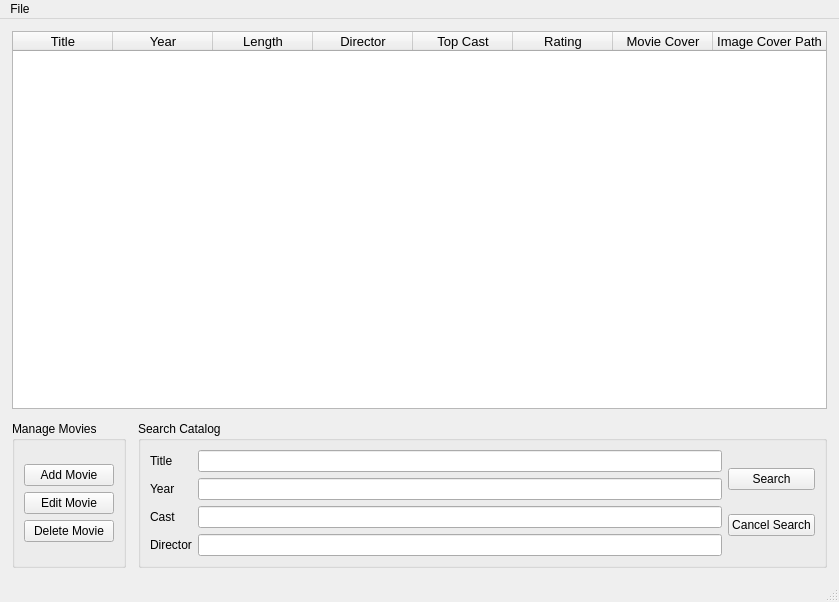
This is mainwindow.ui in filip-ba/movie-archive as Qt 5 draws it before an edit. The edited form follows.
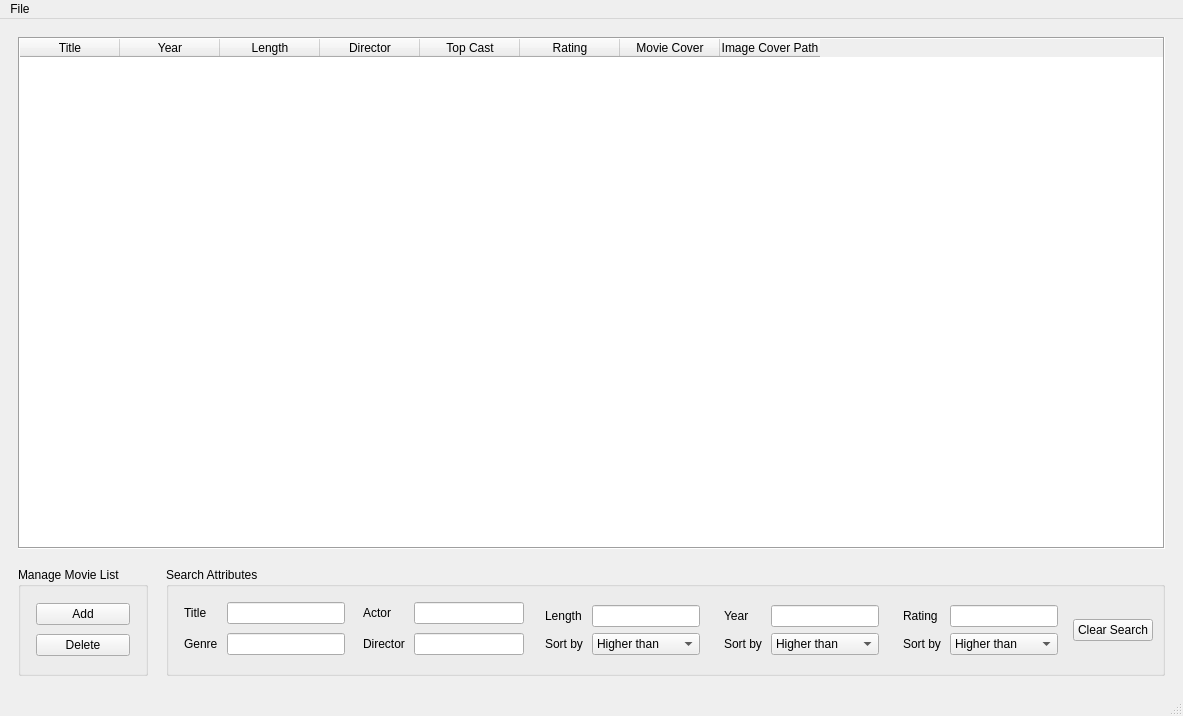
This is the edited form.

Commit message: Search functionality

The edit to the form file:
```diff
--- a/mainwindow.ui
+++ b/mainwindow.ui
@@ -6,8 +6,8 @@
    <rect>
     <x>0</x>
     <y>0</y>
-    <width>839</width>
-    <height>602</height>
+    <width>1183</width>
+    <height>716</height>
    </rect>
   </property>
   <property name="windowTitle">
@@ -16,27 +16,30 @@
   <widget class="QWidget" name="centralwidget">
    <layout class="QVBoxLayout" name="verticalLayout_4">
     <property name="spacing">
-     <number>12</number>
+     <number>18</number>
     </property>
     <property name="leftMargin">
-     <number>12</number>
+     <number>18</number>
     </property>
     <property name="topMargin">
-     <number>12</number>
+     <number>18</number>
     </property>
     <property name="rightMargin">
-     <number>12</number>
+     <number>18</number>
     </property>
     <property name="bottomMargin">
-     <number>12</number>
+     <number>18</number>
     </property>
     <item>
      <widget class="QTableWidget" name="tableWidget">
       <property name="font">
        <font>
-        <pointsize>10</pointsize>
+        <pointsize>9</pointsize>
        </font>
       </property>
+      <property name="frameShape">
+       <enum>QFrame::Box</enum>
+      </property>
       <property name="sizeAdjustPolicy">
        <enum>QAbstractScrollArea::AdjustIgnored</enum>
       </property>
@@ -52,59 +55,108 @@
       <property name="showGrid">
        <bool>true</bool>
       </property>
+      <property name="gridStyle">
+       <enum>Qt::SolidLine</enum>
+      </property>
       <property name="sortingEnabled">
        <bool>true</bool>
       </property>
       <property name="cornerButtonEnabled">
-       <bool>true</bool>
+       <bool>false</bool>
       </property>
+      <attribute name="horizontalHeaderMinimumSectionSize">
+       <number>40</number>
+      </attribute>
       <attribute name="horizontalHeaderStretchLastSection">
-       <bool>true</bool>
+       <bool>false</bool>
       </attribute>
       <column>
        <property name="text">
         <string>Title</string>
        </property>
+       <property name="font">
+        <font>
+         <pointsize>9</pointsize>
+        </font>
+       </property>
       </column>
       <column>
        <property name="text">
         <string>Year</string>
        </property>
+       <property name="font">
+        <font>
+         <pointsize>9</pointsize>
+        </font>
+       </property>
       </column>
       <column>
        <property name="text">
         <string>Length</string>
        </property>
+       <property name="font">
+        <font>
+         <pointsize>9</pointsize>
+        </font>
+       </property>
       </column>
       <column>
        <property name="text">
         <string>Director</string>
        </property>
+       <property name="font">
+        <font>
+         <pointsize>9</pointsize>
+        </font>
+       </property>
       </column>
       <column>
        <property name="text">
         <string>Top Cast</string>
        </property>
+       <property name="font">
+        <font>
+         <pointsize>9</pointsize>
+        </font>
+       </property>
       </column>
       <column>
        <property name="text">
         <string>Rating</string>
        </property>
+       <property name="font">
+        <font>
+         <pointsize>9</pointsize>
+        </font>
+       </property>
       </column>
       <column>
        <property name="text">
         <string>Movie Cover</string>
        </property>
+       <property name="font">
+        <font>
+         <pointsize>9</pointsize>
+        </font>
+       </property>
       </column>
       <column>
        <property name="text">
         <string>Image Cover Path</string>
        </property>
+       <property name="font">
+        <font>
+         <pointsize>9</pointsize>
+        </font>
+       </property>
       </column>
      </widget>
     </item>
     <item>
      <layout class="QHBoxLayout" name="horizontalLayout_2">
+      <property name="spacing">
+       <number>18</number>
+      </property>
       <item>
        <widget class="QGroupBox" name="groupBox">
         <property name="sizePolicy">
@@ -120,29 +172,40 @@
          </size>
         </property>
         <property name="title">
-         <string>Manage Movies</string>
+         <string>Manage Movie List</string>
         </property>
         <layout class="QVBoxLayout" name="verticalLayout_2">
+         <property name="spacing">
+          <number>6</number>
+         </property>
          <item>
           <layout class="QVBoxLayout" name="verticalLayout">
+           <property name="spacing">
+            <number>9</number>
+           </property>
+           <property name="leftMargin">
+            <number>6</number>
+           </property>
+           <property name="topMargin">
+            <number>6</number>
+           </property>
+           <property name="rightMargin">
+            <number>6</number>
+           </property>
+           <property name="bottomMargin">
+            <number>6</number>
+           </property>
            <item>
             <widget class="QPushButton" name="btnAddMovie">
              <property name="text">
-              <string>Add Movie</string>
-             </property>
-            </widget>
-           </item>
-           <item>
-            <widget class="QPushButton" name="btnEditMovie">
-             <property name="text">
-              <string>Edit Movie</string>
+              <string>Add</string>
              </property>
             </widget>
            </item>
            <item>
             <widget class="QPushButton" name="btnDeleteMovie">
              <property name="text">
-              <string>Delete Movie</string>
+              <string>Delete</string>
              </property>
             </widget>
            </item>
@@ -166,11 +229,29 @@
          </size>
         </property>
         <property name="title">
-         <string>Search Catalog</string>
+         <string>Search Attributes</string>
         </property>
         <layout class="QHBoxLayout" name="horizontalLayout">
          <item>
           <layout class="QFormLayout" name="formLayout">
+           <property name="horizontalSpacing">
+            <number>9</number>
+           </property>
+           <property name="verticalSpacing">
+            <number>9</number>
+           </property>
+           <property name="leftMargin">
+            <number>6</number>
+           </property>
+           <property name="topMargin">
+            <number>6</number>
+           </property>
+           <property name="rightMargin">
+            <number>6</number>
+           </property>
+           <property name="bottomMargin">
+            <number>6</number>
+           </property>
            <item row="0" column="0">
             <widget class="QLabel" name="titleLabel">
              <property name="text">
@@ -182,55 +263,237 @@
             <widget class="QLineEdit" name="leTitle"/>
            </item>
            <item row="1" column="0">
-            <widget class="QLabel" name="yearLabel">
+            <widget class="QLabel" name="genreLabel">
              <property name="text">
-              <string>Year</string>
+              <string>Genre</string>
              </property>
             </widget>
            </item>
            <item row="1" column="1">
             <widget class="QLineEdit" name="leYear"/>
            </item>
-           <item row="2" column="0">
-            <widget class="QLabel" name="castLabel">
+          </layout>
+         </item>
+         <item>
+          <layout class="QFormLayout" name="formLayout_2">
+           <property name="horizontalSpacing">
+            <number>9</number>
+           </property>
+           <property name="verticalSpacing">
+            <number>9</number>
+           </property>
+           <property name="leftMargin">
+            <number>6</number>
+           </property>
+           <property name="topMargin">
+            <number>6</number>
+           </property>
+           <property name="rightMargin">
+            <number>6</number>
+           </property>
+           <property name="bottomMargin">
+            <number>6</number>
+           </property>
+           <item row="0" column="0">
+            <widget class="QLabel" name="actorLabel">
              <property name="text">
-              <string>Cast</string>
+              <string>Actor</string>
              </property>
             </widget>
            </item>
-           <item row="2" column="1">
-            <widget class="QLineEdit" name="leCast"/>
+           <item row="0" column="1">
+            <widget class="QLineEdit" name="leSearchCast"/>
            </item>
-           <item row="3" column="0">
+           <item row="1" column="0">
             <widget class="QLabel" name="directorLabel">
              <property name="text">
               <string>Director</string>
              </property>
             </widget>
            </item>
-           <item row="3" column="1">
-            <widget class="QLineEdit" name="leDirector"/>
+           <item row="1" column="1">
+            <widget class="QLineEdit" name="leSearchDirector"/>
            </item>
           </layout>
          </item>
          <item>
-          <layout class="QVBoxLayout" name="verticalLayout_3">
-           <item>
-            <widget class="QPushButton" name="pushButton">
+          <layout class="QFormLayout" name="formLayout_4">
+           <property name="horizontalSpacing">
+            <number>9</number>
+           </property>
+           <property name="leftMargin">
+            <number>9</number>
+           </property>
+           <property name="topMargin">
+            <number>9</number>
+           </property>
+           <property name="rightMargin">
+            <number>9</number>
+           </property>
+           <property name="bottomMargin">
+            <number>9</number>
+           </property>
+           <item row="0" column="0">
+            <widget class="QLabel" name="lengthLabel">
              <property name="text">
-              <string>Search</string>
+              <string>Length</string>
              </property>
             </widget>
            </item>
-           <item>
-            <widget class="QPushButton" name="pushButton_2">
+           <item row="0" column="1">
+            <widget class="QLineEdit" name="leSearchLength"/>
+           </item>
+           <item row="1" column="0">
+            <widget class="QLabel" name="sortByLabel_2">
              <property name="text">
-              <string>Cancel Search</string>
+              <string>Sort by</string>
              </property>
             </widget>
            </item>
+           <item row="1" column="1">
+            <widget class="QComboBox" name="comboBoxLength">
+             <item>
+              <property name="text">
+               <string>Higher than</string>
+              </property>
+             </item>
+             <item>
+              <property name="text">
+               <string>Equal to</string>
+              </property>
+             </item>
+             <item>
+              <property name="text">
+               <string>Lower than</string>
+              </property>
+             </item>
+            </widget>
+           </item>
           </layout>
          </item>
+         <item>
+          <layout class="QFormLayout" name="formLayout_5">
+           <property name="horizontalSpacing">
+            <number>9</number>
+           </property>
+           <property name="leftMargin">
+            <number>9</number>
+           </property>
+           <property name="topMargin">
+            <number>9</number>
+           </property>
+           <property name="rightMargin">
+            <number>9</number>
+           </property>
+           <property name="bottomMargin">
+            <number>9</number>
+           </property>
+           <item row="0" column="0">
+            <widget class="QLabel" name="yearLabel">
+             <property name="text">
+              <string>Year</string>
+             </property>
+            </widget>
+           </item>
+           <item row="0" column="1">
+            <widget class="QLineEdit" name="leSearchYear"/>
+           </item>
+           <item row="1" column="0">
+            <widget class="QLabel" name="sortByLabel">
+             <property name="text">
+              <string>Sort by</string>
+             </property>
+            </widget>
+           </item>
+           <item row="1" column="1">
+            <widget class="QComboBox" name="comboBoxYear">
+             <item>
+              <property name="text">
+               <string>Higher than</string>
+              </property>
+             </item>
+             <item>
+              <property name="text">
+               <string>Equal to</string>
+              </property>
+             </item>
+             <item>
+              <property name="text">
+               <string>Lower than</string>
+              </property>
+             </item>
+            </widget>
+           </item>
+          </layout>
+         </item>
+         <item>
+          <layout class="QFormLayout" name="formLayout_3">
+           <property name="horizontalSpacing">
+            <number>9</number>
+           </property>
+           <property name="leftMargin">
+            <number>9</number>
+           </property>
+           <property name="topMargin">
+            <number>9</number>
+           </property>
+           <property name="rightMargin">
+            <number>9</number>
+           </property>
+           <property name="bottomMargin">
+            <number>9</number>
+           </property>
+           <item row="1" column="0">
+            <widget class="QLabel" name="sortByLabel_3">
+             <property name="text">
+              <string>Sort by</string>
+             </property>
+            </widget>
+           </item>
+           <item row="1" column="1">
+            <widget class="QComboBox" name="comboBoxRating">
+             <item>
+              <property name="text">
+               <string>Higher than</string>
+              </property>
+             </item>
+             <item>
+              <property name="text">
+               <string>Equal to</string>
+              </property>
+             </item>
+             <item>
+              <property name="text">
+               <string>Lower than</string>
+              </property>
+             </item>
+            </widget>
+           </item>
+           <item row="0" column="0">
+            <widget class="QLabel" name="ratingLabel">
+             <property name="text">
+              <string>Rating</string>
+             </property>
+            </widget>
+           </item>
+           <item row="0" column="1">
+            <widget class="QLineEdit" name="leSearchRating"/>
+           </item>
+          </layout>
+         </item>
+         <item>
+          <widget class="QPushButton" name="btnClearSearch">
+           <property name="sizePolicy">
+            <sizepolicy hsizetype="Preferred" vsizetype="Fixed">
+             <horstretch>0</horstretch>
+             <verstretch>0</verstretch>
+            </sizepolicy>
+           </property>
+           <property name="text">
+            <string>Clear Search</string>
+           </property>
+          </widget>
+         </item>
         </layout>
        </widget>
       </item>
@@ -243,7 +506,7 @@
     <rect>
      <x>0</x>
      <y>0</y>
-     <width>839</width>
+     <width>1183</width>
      <height>22</height>
     </rect>
    </property>
```
Left out of the diff: 4 changed lines with no effect on the pictures. The commit also changes 5 other files.
